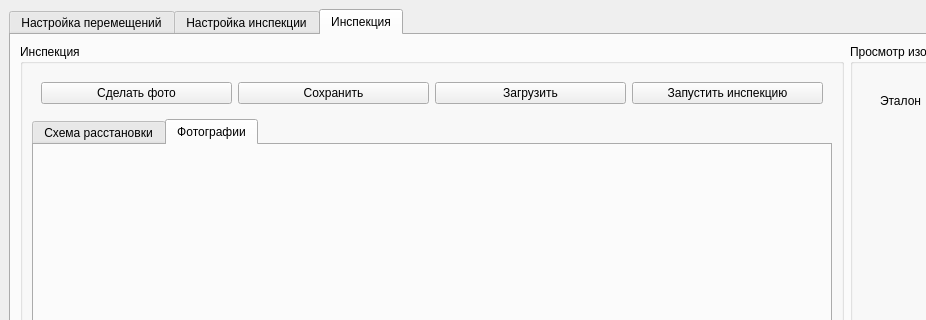
mikhail-7975/cnc_control, file ui/cnc_control.ui: the form before one commit; both pictures show x 0 to 926 and y 0 to 320 of the 1250 by 717 pixel window.
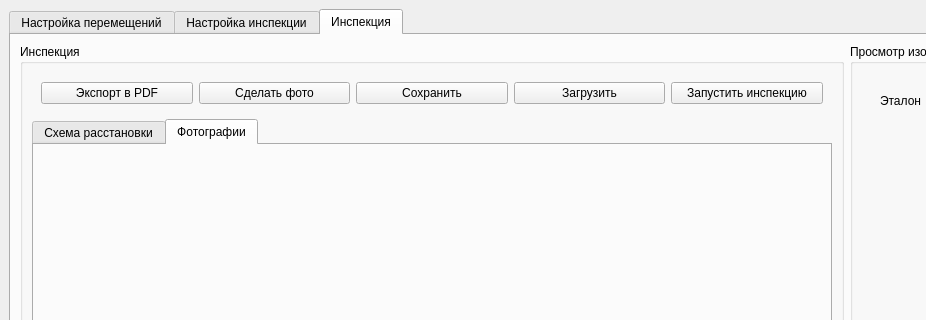
The form after the commit.

Commit message: added pdf export

```diff
--- a/ui/cnc_control.ui
+++ b/ui/cnc_control.ui
@@ -615,6 +615,13 @@
            <item>
             <widget class="QWidget" name="control_inspection_widget" native="true">
              <layout class="QHBoxLayout" name="horizontalLayout_11">
+              <item>
+               <widget class="QPushButton" name="export_pdf_button">
+                <property name="text">
+                 <string>Экспорт в PDF</string>
+                </property>
+               </widget>
+              </item>
               <item>
                <widget class="QPushButton" name="take_control_photo_pushButton">
                 <property name="text">
```
The commit also changes 6 other files.
